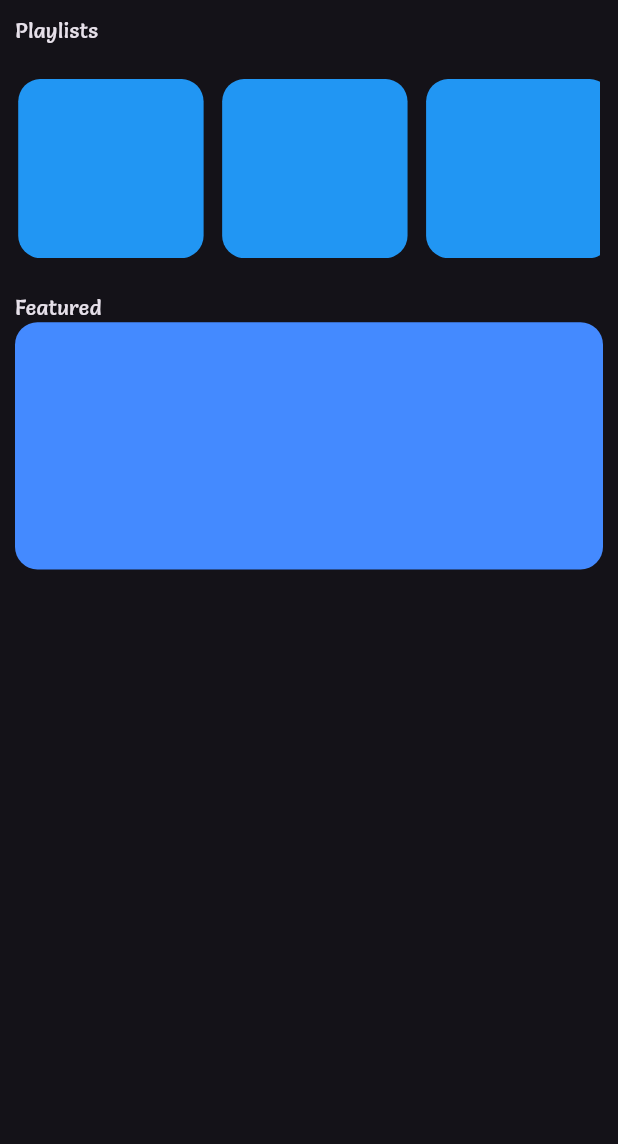
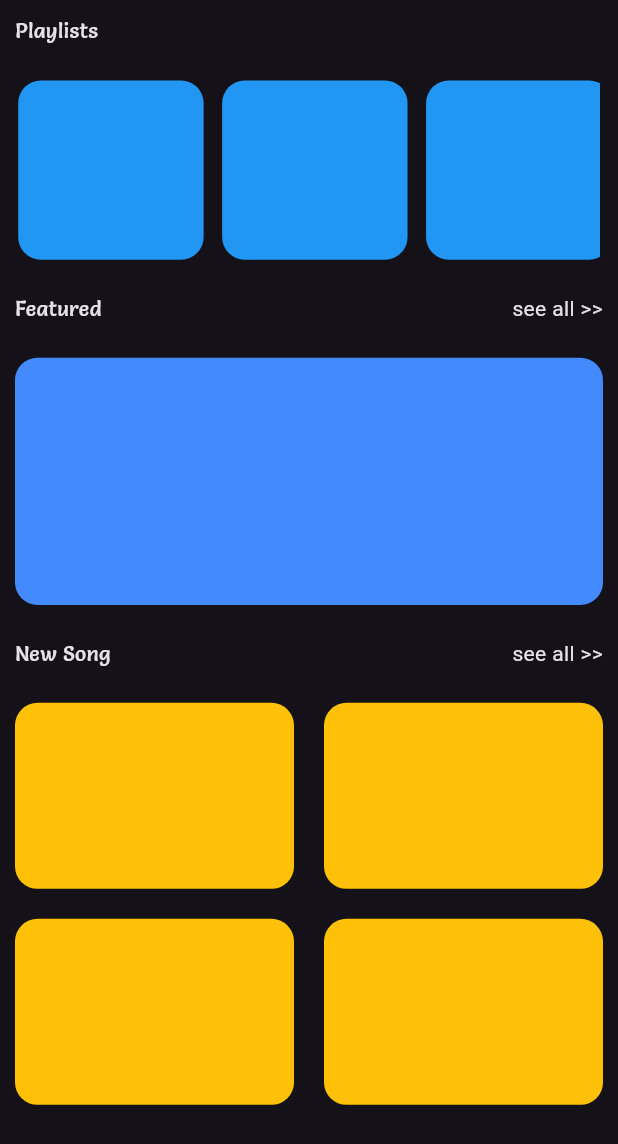
Before and after one commit to AliShakoori89/turkish_music_web_app, a Flutter app: the screen it shows after launch, on a phone screen of 412 x 824 dp. Shown: the top 1144 px of the screen. Run offline on Flutter 3.47's test engine with Material 3 defaults, Android fonts, the phone set to English and light mode, and no system bars.

Commit message:
edit title widget

```diff
--- a/lib/presentation/const/title.dart
+++ b/lib/presentation/const/title.dart
@@ -3,13 +3,23 @@ import 'package:flutter/material.dart';
 class TitleText extends StatelessWidget {
 
   final String title;
-  const TitleText({super.key, required this.title});
+  final bool haveSeeAll;
+  const TitleText({super.key, required this.title, required this.haveSeeAll});
 
   @override
   Widget build(BuildContext context) {
-    return Text(title,
-        style: const TextStyle(
-            fontFamily: 'Salsa'
-        ));
+    return Row(
+      mainAxisAlignment: MainAxisAlignment.spaceBetween,
+      children: [
+        Text(title,
+            style: const TextStyle(
+                fontFamily: 'Salsa'
+            )),
+        haveSeeAll == true
+            ? const Text(
+            "see all >>")
+            : const Text("")
+      ],
+    );
   }
 }
--- a/lib/presentation/helpers/featured_container.dart
+++ b/lib/presentation/helpers/featured_container.dart
@@ -9,14 +9,23 @@ class FeaturedContainer extends StatelessWidget {
     return Column(
       crossAxisAlignment: CrossAxisAlignment.start,
       children: [
-        const TitleText(title: "Featured"),
+        const TitleText(title: "Featured", haveSeeAll: true),
+        SizedBox(
+          height: MediaQuery.of(context).size.width * 0.055,
+        ),
         Container(
+          padding: EdgeInsets.symmetric(
+              horizontal: MediaQuery.of(context).size.width * 0.0052,
+              vertical: MediaQuery.of(context).size.width * 0.055),
           height: MediaQuery.of(context).size.height * 0.2,
           decoration: BoxDecoration(
             color: Colors.blueAccent,
             borderRadius: BorderRadius.circular(15)
           ),
         ),
+        SizedBox(
+          height: MediaQuery.of(context).size.width * 0.055,
+        ),
       ],
     );
   }
--- /dev/null
+++ b/lib/presentation/helpers/new_song.dart
@@ -0,0 +1,36 @@
+import 'package:flutter/material.dart';
+import 'package:turkish_music_app/presentation/const/title.dart';
+
+class NewSong extends StatelessWidget {
+  const NewSong({super.key});
+
+  @override
+  Widget build(BuildContext context) {
+    return Column(
+      crossAxisAlignment: CrossAxisAlignment.start,
+      children: [
+        const TitleText(title: "New Song", haveSeeAll: true),
+        GridView.builder(
+          padding: EdgeInsets.only(
+            top: MediaQuery.of(context).size.width * 0.055,
+            bottom: MediaQuery.of(context).size.width * 0.055,
+          ),
+          shrinkWrap: true,
+            gridDelegate: const SliverGridDelegateWithMaxCrossAxisExtent(
+                maxCrossAxisExtent: 200,
+                childAspectRatio: 3 / 2,
+                crossAxisSpacing: 20,
+                mainAxisSpacing: 20),
+            itemCount: 4,
+            itemBuilder: (BuildContext ctx, index) {
+              return Container(
+                alignment: Alignment.center,
+                decoration: BoxDecoration(
+                    color: Colors.amber,
+                    borderRadius: BorderRadius.circular(15)),
+              );
+            }),
+      ],
+    );
+  }
+}
--- a/lib/presentation/ui/home_page.dart
+++ b/lib/presentation/ui/home_page.dart
@@ -1,5 +1,6 @@
 import 'package:flutter/material.dart';
 import 'package:turkish_music_app/presentation/helpers/featured_container.dart';
+import 'package:turkish_music_app/presentation/helpers/new_song.dart';
 
 import '../const/title.dart';
 import '../helpers/playlist_containers.dart';
@@ -23,9 +24,10 @@ class _MyHomePageState extends State<MyHomePage> {
             child: const Column(
               crossAxisAlignment: CrossAxisAlignment.start,
               children: [
-                TitleText(title: "Playlists"),
+                TitleText(title: "Playlists", haveSeeAll: false),
                 PlaylistContainer(),
-                FeaturedContainer()
+                FeaturedContainer(),
+                NewSong()
               ],
             ),
           ),
```
